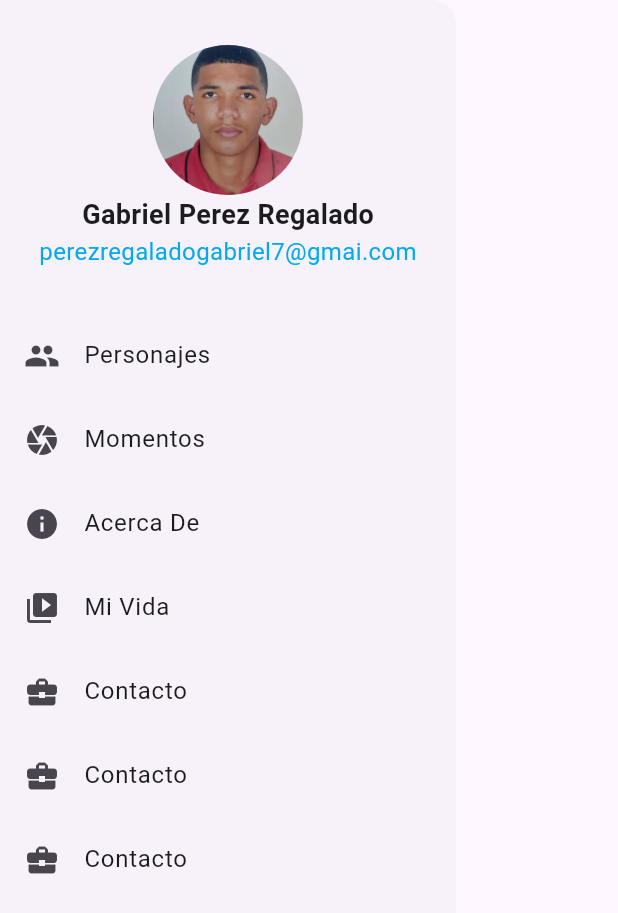
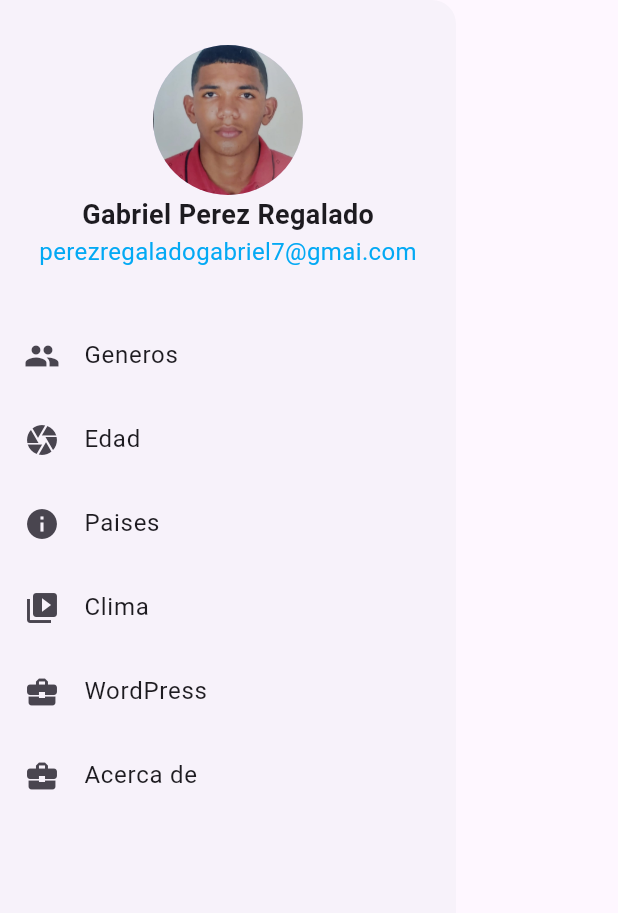
Before and after one commit to theboxPE/couteau, a Flutter app: the Navbar widget shown alone on an empty page, opened directly, on a phone screen of 412 x 824 dp. Shown: the top 913 px of the screen. Run offline on Flutter 3.47's test engine with Material 3 defaults, Android fonts, the phone set to English and light mode, and no system bars.

Commit message:
acerca de

```diff
--- a/lib/navbar.dart
+++ b/lib/navbar.dart
@@ -31,7 +31,7 @@ class Navbar extends StatelessWidget {
             const SizedBox(height: 30.0),
             ListTile(
               leading: const Icon(Icons.people),
-              title: const Text('Personajes'),
+              title: const Text('Generos'),
               onTap: () {
                 Navigator.of(context).push(MaterialPageRoute(
                   builder: (context) => const Genero(),
@@ -40,16 +40,7 @@ class Navbar extends StatelessWidget {
             ),
             ListTile(
               leading: const Icon(Icons.camera),
-              title: const Text('Momentos'),
-              onTap: () {
-                Navigator.of(context).push(MaterialPageRoute(
-                  builder: (context) => const Clima(),
-                ));
-              },
-            ),
-            ListTile(
-              leading: const Icon(Icons.info),
-              title: const Text('Acerca De'),
+              title: const Text('Edad'),
               onTap: () {
                 Navigator.of(context).push(MaterialPageRoute(
                   builder: (context) => const Nombre(),
@@ -57,8 +48,8 @@ class Navbar extends StatelessWidget {
               },
             ),
             ListTile(
-              leading: const Icon(Icons.video_library),
-              title: const Text('Mi Vida'),
+              leading: const Icon(Icons.info),
+              title: const Text('Paises'),
               onTap: () {
                 Navigator.of(context).push(MaterialPageRoute(
                   builder: (context) => const Uni(),
@@ -66,8 +57,8 @@ class Navbar extends StatelessWidget {
               },
             ),
             ListTile(
-              leading: const Icon(Icons.business_center),
-              title: const Text('Contacto'),
+              leading: const Icon(Icons.video_library),
+              title: const Text('Clima'),
               onTap: () {
                 Navigator.of(context).push(MaterialPageRoute(
                   builder: (context) => const Clima(),
@@ -76,7 +67,7 @@ class Navbar extends StatelessWidget {
             ),
             ListTile(
               leading: const Icon(Icons.business_center),
-              title: const Text('Contacto'),
+              title: const Text('WordPress'),
               onTap: () {
                 Navigator.of(context).push(MaterialPageRoute(
                   builder: (context) => const APi(),
@@ -85,10 +76,10 @@ class Navbar extends StatelessWidget {
             ),
             ListTile(
               leading: const Icon(Icons.business_center),
-              title: const Text('Contacto'),
+              title: const Text('Acerca de'),
               onTap: () {
                 Navigator.of(context).push(MaterialPageRoute(
-                  builder: (context) => const Acerca(),
+                  builder: (context) => const Contacto(),
                 ));
               },
             ),
```
Also changed, not shown: lib/acercade.dart (+51 -10 lines), lib/main.dart (+2 -7 lines).
